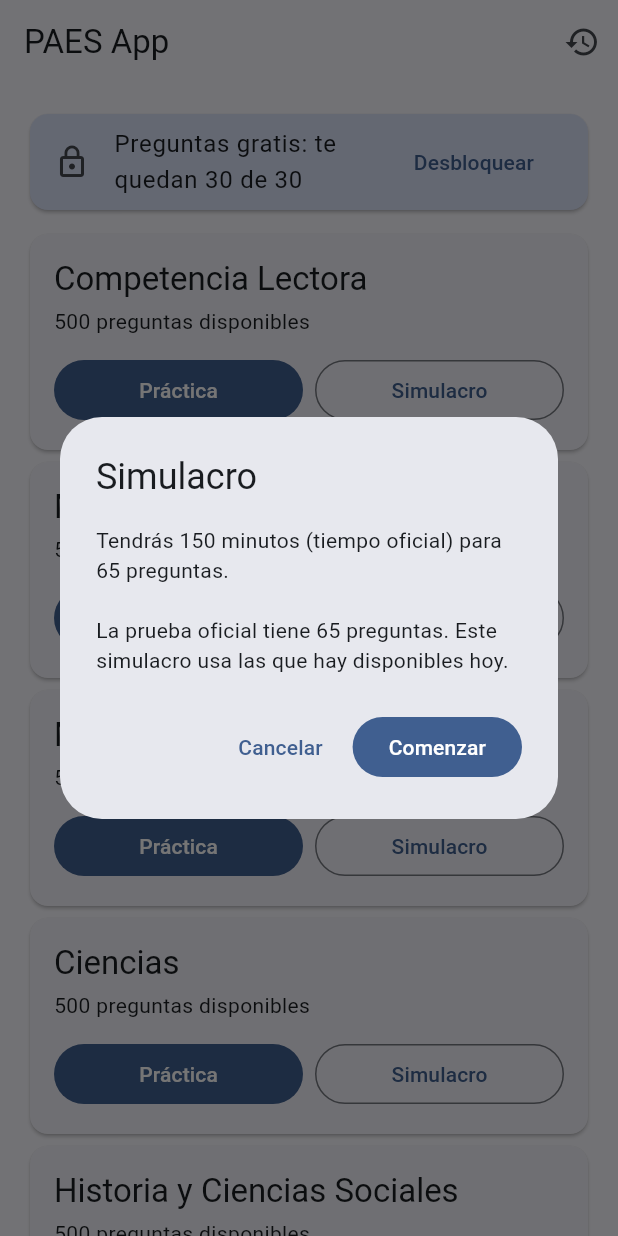
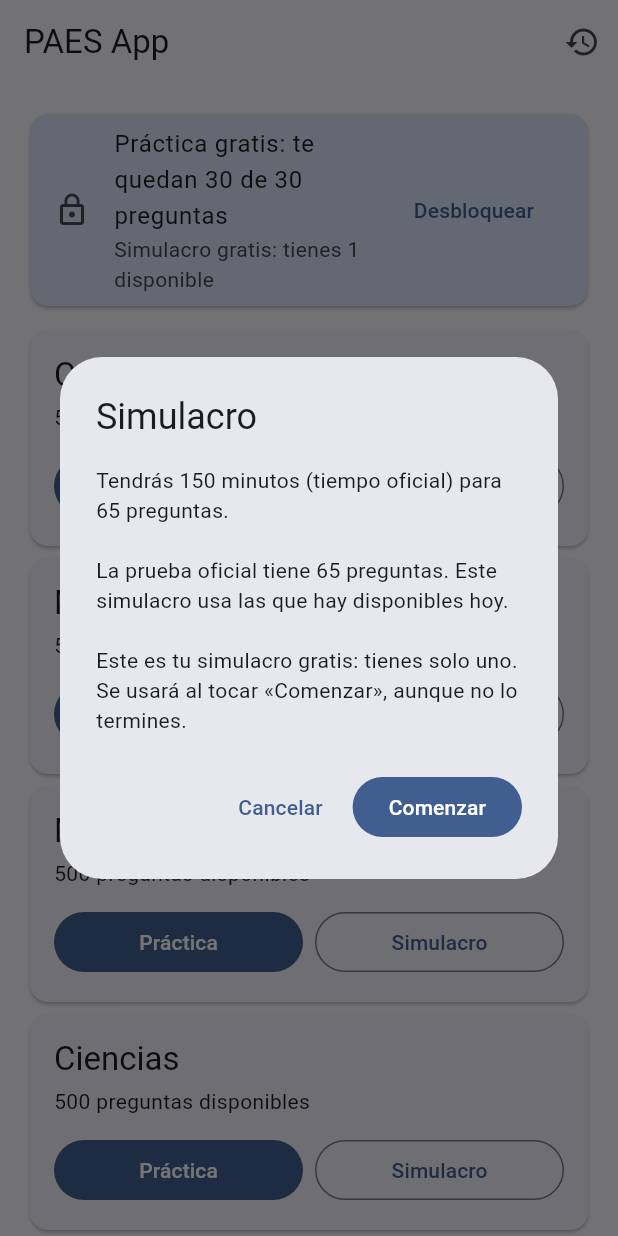
Before and after one commit to labappsch-create/Paes, a Flutter app: the screen it shows after launch, after a tap on "Simulacro", on a phone screen of 412 x 824 dp. Run offline on Flutter 3.47's test engine with Material 3 defaults, Android fonts, the phone set to English and light mode, and no system bars; our stand-ins replace clock, flutter_riverpod, in_app_purchase, material_ui, shared_preferences, webview_flutter.

Commit message:
Acceso: 1 simulacro gratis además de las 30 preguntas gratis de práctica

```diff
--- a/lib/core/constants.dart
+++ b/lib/core/constants.dart
@@ -1,7 +1,11 @@
 // Valores fijos de la aplicación.
 
-/// Cantidad total de preguntas gratis (suma de todas las pruebas).
+/// Preguntas gratis en Práctica (suma de todas las pruebas).
 const int freeQuestionLimit = 30;
+
+/// Además, se regala 1 simulacro completo (de cualquier prueba). Sus respuestas
+/// no descuentan de las preguntas gratis de Práctica.
+const int freeSimulacroLimit = 1;
 
 /// Identificador del producto en Google Play y App Store.
 /// Debe crearse con este mismo nombre como producto "no consumible"
--- a/lib/data/local_storage.dart
+++ b/lib/data/local_storage.dart
@@ -4,7 +4,7 @@ import 'package:shared_preferences/shared_preferences.dart';
 
 import '../domain/exam_attempt.dart';
 
-/// Guarda en el teléfono: preguntas respondidas, compra y historial.
+/// Guarda en el teléfono: preguntas respondidas, simulacro gratis, compra e historial.
 class LocalStorage {
   LocalStorage(this._prefs);
 
@@ -13,6 +13,7 @@ class LocalStorage {
   static const _answeredKey = 'answered_count';
   static const _purchasedKey = 'full_access_purchased';
   static const _attemptsKey = 'attempts';
+  static const _freeSimulacroKey = 'free_simulacro_used';
 
   int get answeredCount => _prefs.getInt(_answeredKey) ?? 0;
   Future<void> setAnsweredCount(int value) =>
@@ -20,6 +21,11 @@ class LocalStorage {
 
   bool get isPurchased => _prefs.getBool(_purchasedKey) ?? false;
   Future<void> setPurchased(bool value) => _prefs.setBool(_purchasedKey, value);
+
+  /// True si ya se usó el simulacro gratis.
+  bool get freeSimulacroUsed => _prefs.getBool(_freeSimulacroKey) ?? false;
+  Future<void> setFreeSimulacroUsed() =>
+      _prefs.setBool(_freeSimulacroKey, true);
 
   List<ExamAttempt> get attempts {
     final raw = _prefs.getStringList(_attemptsKey) ?? const [];
--- a/lib/presentation/providers.dart
+++ b/lib/presentation/providers.dart
@@ -24,16 +24,37 @@ final questionsProvider = FutureProvider<List<Question>>(
   (ref) => ref.watch(questionRepositoryProvider).loadAll(),
 );
 
-/// Estado de acceso: cuántas preguntas gratis se usaron y si ya compró.
+/// Estado de acceso: cuántas preguntas gratis de Práctica se usaron,
+/// si ya se usó el simulacro gratis y si ya compró.
 class AccessState {
-  const AccessState({required this.purchased, required this.answered});
+  const AccessState({
+    required this.purchased,
+    required this.answered,
+    this.freeSimulacroUsed = false,
+  });
 
   final bool purchased;
   final int answered;
+  final bool freeSimulacroUsed;
 
   bool get canAnswer => purchased || answered < freeQuestionLimit;
   int get freeLeft =>
       (freeQuestionLimit - answered).clamp(0, freeQuestionLimit);
+
+  /// El próximo simulacro sería el gratis (no ha comprado y aún no lo usa).
+  bool get freeSimulacroAvailable => !purchased && !freeSimulacroUsed;
+
+  bool get canStartSimulacro => purchased || !freeSimulacroUsed;
+
+  AccessState copyWith({
+    bool? purchased,
+    int? answered,
+    bool? freeSimulacroUsed,
+  }) => AccessState(
+    purchased: purchased ?? this.purchased,
+    answered: answered ?? this.answered,
+    freeSimulacroUsed: freeSimulacroUsed ?? this.freeSimulacroUsed,
+  );
 }
 
 class AccessController extends Notifier<AccessState> {
@@ -43,19 +64,28 @@ class AccessController extends Notifier<AccessState> {
     return AccessState(
       purchased: storage.isPurchased,
       answered: storage.answeredCount,
+      freeSimulacroUsed: storage.freeSimulacroUsed,
     );
   }
 
-  /// Suma una pregunta respondida al contador global (todas las pruebas).
+  /// Suma una pregunta de Práctica al contador global (todas las pruebas).
   Future<void> registerAnswer() async {
     if (state.purchased) return;
     final next = state.answered + 1;
-    state = AccessState(purchased: false, answered: next);
+    state = state.copyWith(answered: next);
     await ref.read(storageProvider).setAnsweredCount(next);
   }
 
+  /// Marca como usado el simulacro gratis. Se llama al comenzarlo, para que
+  /// no se pueda repetir saliendo antes de terminar.
+  Future<void> useFreeSimulacro() async {
+    if (state.purchased || state.freeSimulacroUsed) return;
+    state = state.copyWith(freeSimulacroUsed: true);
+    await ref.read(storageProvider).setFreeSimulacroUsed();
+  }
+
   Future<void> markPurchased() async {
-    state = AccessState(purchased: true, answered: state.answered);
+    state = state.copyWith(purchased: true);
     await ref.read(storageProvider).setPurchased(true);
   }
 }
--- a/lib/presentation/screens/home_screen.dart
+++ b/lib/presentation/screens/home_screen.dart
@@ -87,11 +87,20 @@ class _AccessBanner extends StatelessWidget {
       child: ListTile(
         leading: const Icon(Icons.lock_outline),
         title: Text(
-          'Preguntas gratis: te quedan ${access.freeLeft} de $freeQuestionLimit',
+          'Práctica gratis: te quedan ${access.freeLeft} de $freeQuestionLimit preguntas',
+        ),
+        subtitle: Text(
+          access.freeSimulacroUsed
+              ? 'Simulacro gratis: ya lo usaste'
+              : 'Simulacro gratis: tienes 1 disponible',
         ),
         trailing: TextButton(
           onPressed: () => Navigator.of(context).push(
-            MaterialPageRoute<bool>(builder: (_) => const PaywallScreen()),
+            MaterialPageRoute<bool>(
+              builder: (_) => const PaywallScreen(
+                message: 'Desbloquea todas las preguntas y simulacros',
+              ),
+            ),
           ),
           child: const Text('Desbloquear'),
         ),
@@ -161,6 +170,20 @@ class _PruebaCard extends StatelessWidget {
   }
 
   Future<void> _startSimulacro(BuildContext context, int count) async {
+    final container = ProviderScope.containerOf(context, listen: false);
+    var access = container.read(accessProvider);
+    if (!access.canStartSimulacro) {
+      final bought = await Navigator.of(context).push<bool>(
+        MaterialPageRoute<bool>(
+          builder: (_) =>
+              const PaywallScreen(message: 'Ya usaste tu simulacro gratis'),
+        ),
+      );
+      if (!context.mounted) return;
+      access = container.read(accessProvider);
+      if (bought != true && !access.canStartSimulacro) return;
+    }
+    final esGratis = access.freeSimulacroAvailable;
     CienciasModulo? modulo;
     if (prueba == Prueba.ciencias) {
       modulo = await _askModulo(context);
@@ -183,7 +206,9 @@ class _PruebaCard extends StatelessWidget {
         title: Text(modulo == null ? 'Simulacro' : 'Simulacro de Ciencias'),
         content: Text(
           'Tendrás $minutes minutos (tiempo oficial) para $total '
-          '${total == 1 ? 'pregunta' : 'preguntas'}.\n\n$detalle',
+          '${total == 1 ? 'pregunta' : 'preguntas'}.\n\n$detalle'
+          '${esGratis ? '\n\nEste es tu simulacro gratis: tienes solo uno. '
+                    'Se usará al tocar «Comenzar», aunque no lo termines.' : ''}',
         ),
         actions: [
           TextButton(
@@ -198,6 +223,10 @@ class _PruebaCard extends StatelessWidget {
       ),
     );
     if (ok != true || !context.mounted) return;
+    if (esGratis) {
+      await container.read(accessProvider.notifier).useFreeSimulacro();
+      if (!context.mounted) return;
+    }
     if (modulo == null) {
       _openQuiz(context, QuizMode.simulacro, count);
       return;
```
Also changed, not shown: lib/presentation/screens/paywall_screen.dart (+6 -2 lines), lib/presentation/screens/quiz_screen.dart (+6 -1 lines), 1 other file.
